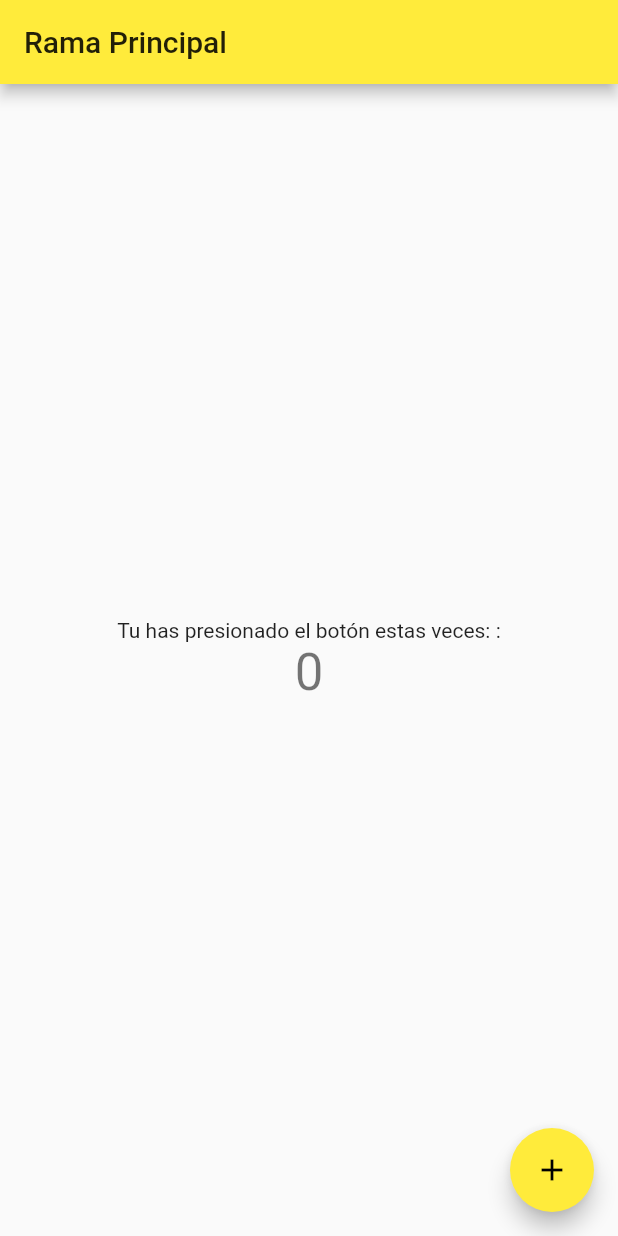
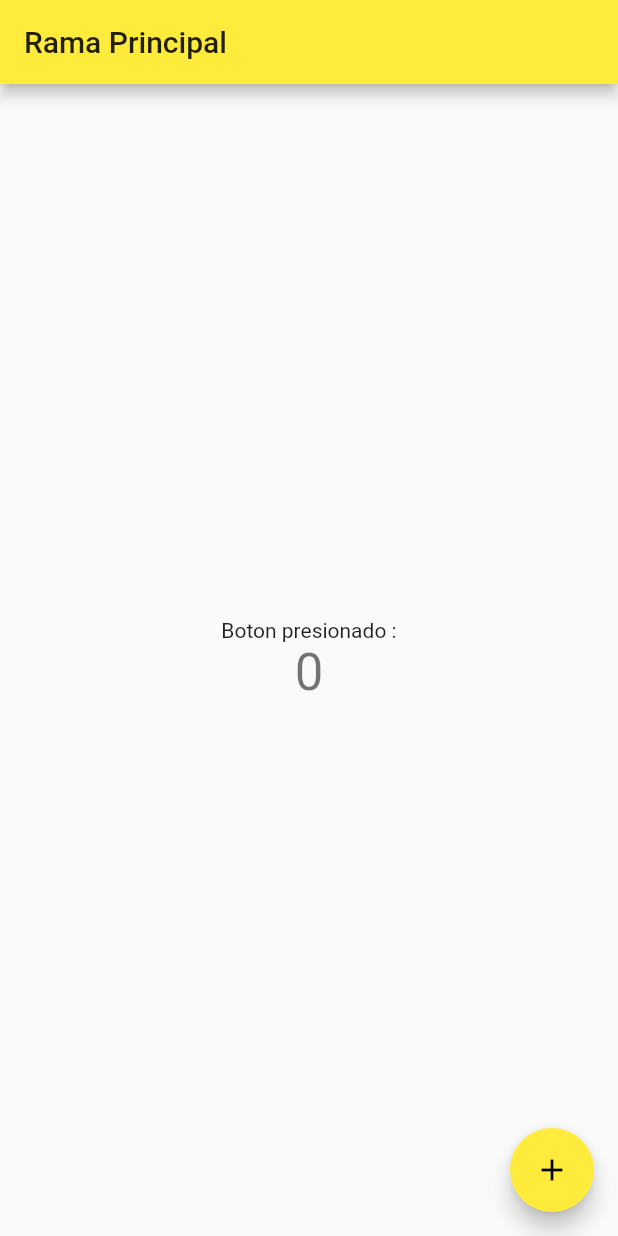
Before and after one commit to spartanfenix/Git_GitHub, a Flutter app: the screen it shows after launch, on a phone screen of 412 x 824 dp. Run offline on Flutter 3.47's test engine with Material 2 defaults, Android fonts, the phone set to English and light mode, and no system bars.

Commit message:
se modifico el texto

```diff
--- a/lib/main.dart
+++ b/lib/main.dart
@@ -65,7 +65,7 @@ class _MyHomePageState extends State<MyHomePage> {
           mainAxisAlignment: MainAxisAlignment.center,
           children: <Widget>[
             Text(
-              'Tu has presionado el botón estas veces: :',
+              'Boton presionado :',
             ),
             Text(
               '$_counter',
```
